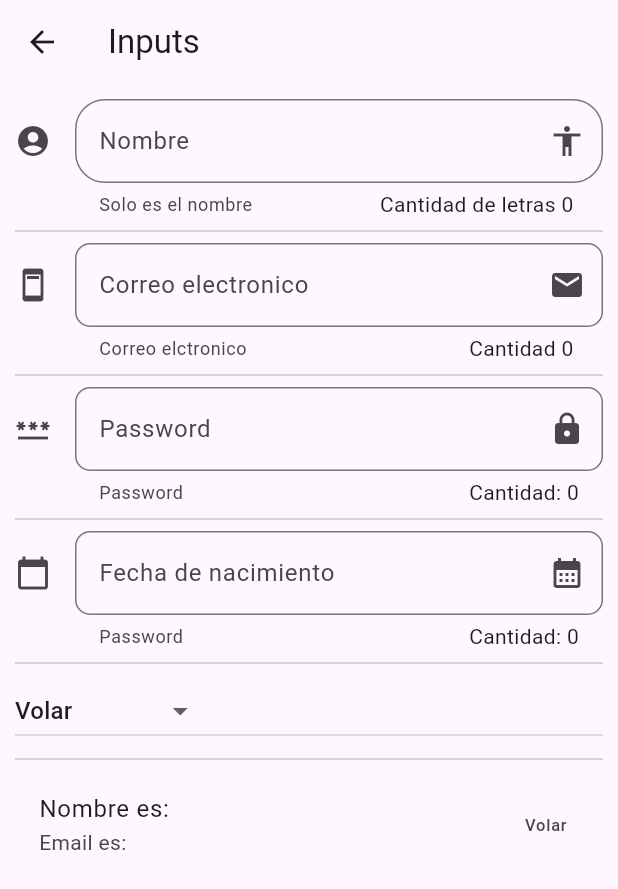
After one commit to MilthonB/Flutter-Basico, a Flutter app: the InputPage screen opened by its route, on a phone screen of 412 x 824 dp. The commit adds this screen. Shown: the top 889 px of the screen. Run offline on Flutter 3.47's test engine with Material 3 defaults, Android fonts, the phone set to English and light mode, and no system bars; network calls fail.

Commit message:
Nuevas paginas

```diff
--- a/componentes/lib/src/pages/card_page.dart
+++ b/componentes/lib/src/pages/card_page.dart
@@ -22,6 +22,10 @@ class CardPage extends StatelessWidget {
   Widget _cardTipo1() {
 
     return Card(
+      elevation: 3.0,
+      shape: RoundedRectangleBorder(
+        borderRadius: BorderRadius.all(Radius.circular(10.0))
+      ),
       child: Column(
         children: [
           ListTile(
@@ -45,6 +49,7 @@ class CardPage extends StatelessWidget {
   Widget _cardTipo2() {
 
     return Card(
+      clipBehavior: Clip.antiAlias, // para qe nada se salga de la tarjeta y respete los bordes de la card
       child: Column(
         children: [
           FadeInImage(
--- /dev/null
+++ b/componentes/lib/src/pages/input_page.dart
@@ -0,0 +1,210 @@
+import 'package:flutter/material.dart';
+
+
+class InputPage extends StatefulWidget {
+  const InputPage({super.key});
+
+  @override
+  State<InputPage> createState() => _InputPageState();
+}
+
+class _InputPageState extends State<InputPage> {
+
+  String _nombre = '';
+  String _email = '';
+  String _pass = '';
+  String _fecha = '';
+
+  String _opcionseleccionada = 'Volar';
+  TextEditingController _inoutFileDateController = TextEditingController();
+
+  List<String> _poderes = ['Volar','Rayoz x', 'Super Aliento', 'Super ferza'];
+
+  final decora =  InputDecoration(
+    border: OutlineInputBorder(
+      borderRadius: BorderRadius.circular(15.0)
+    )
+   );
+
+  @override
+  Widget build(BuildContext context) {
+    return Scaffold(
+      appBar: AppBar(
+        title: Text('Inputs'),
+      ),
+      body: ListView(
+        padding: EdgeInsets.symmetric(horizontal: 10.0, vertical: 10.0),
+        children: [
+          _createInput1(),
+          Divider(),
+          _crearEmail(),
+          Divider(),
+          _crearPass(),
+          Divider(),
+          _crearFecha(context),
+          Divider(),
+          _crearDropDown(),
+          Divider(),
+          _crearPersonas()
+        ],
+      ),
+    );
+  }
+
+  Widget _createInput1() {
+
+    return TextField(
+      autofocus: false,
+      textCapitalization: TextCapitalization.sentences,
+      decoration: InputDecoration(
+        border:OutlineInputBorder(
+          borderRadius: BorderRadius.circular(20)
+        ),
+        counter: Text('Cantidad de letras ${_nombre.length} '),
+        hintText: 'Nombre',
+        label: Text('Nombre'),
+        helperText: 'Solo es el nombre',
+        suffixIcon: Icon(Icons.accessibility),
+        icon: Icon(Icons.account_circle)
+      ),
+      onChanged: (valor){
+        setState(() {
+          _nombre = valor;
+
+        });
+
+      },
+    );
+
+  }
+
+  Widget _crearPersonas() {
+
+    return ListTile(
+      title: Text('Nombre es: $_nombre'),
+      subtitle: Text('Email es: $_email'),
+      trailing: Text(_opcionseleccionada),
+    );
+
+  }
+
+  Widget _crearEmail() {
+
+
+    return TextField(
+      keyboardType: TextInputType.emailAddress,
+      decoration: InputDecoration(
+        border: OutlineInputBorder(
+          borderRadius: BorderRadius.circular(10.0)
+        ),
+        icon: Icon(Icons.ad_units),
+        label: Text('Correo electronico'),
+        helperText: 'Correo elctronico',
+        suffixIcon: Icon(Icons.email),
+        hintText: 'Cantidad',
+        counter: Text('Cantidad ${_email.length} '),
+      ),
+      onChanged: (value) {
+        setState(() {
+        _email = value;
+        });
+      },
+    );
+  }
+
+  Widget _crearPass() {
+
+    return TextField(
+      // keyboardType: TextInputType.,
+      obscureText: true,
+      decoration: InputDecoration(
+        border: OutlineInputBorder(
+          borderRadius: BorderRadius.circular(10.0)
+        ),
+        icon: Icon(Icons.password),
+        label: Text('Password'),
+        suffixIcon: Icon(Icons.lock),
+        counter: Text( 'Cantidad: ${_pass.length}' ),
+        helperText: 'Password'
+      ),
+      onChanged: (value){
+        _pass = value;
+      },
+
+    );
+
+  }
+   Widget _crearFecha(BuildContext context){
+    return TextField(
+      controller: _inoutFileDateController,
+      enableInteractiveSelection: false,
+      decoration: InputDecoration(
+        border: OutlineInputBorder(
+          borderRadius: BorderRadius.circular(10.0)
+        ),
+        icon: Icon(Icons.calendar_today),
+        label: Text('Fecha de nacimiento'),
+        suffixIcon: Icon(Icons.calendar_month),
+        counter: Text( 'Cantidad: ${_pass.length}' ),
+        helperText: 'Password'
+      ),
+      onTap: (){
+        FocusScope.of(context).requestFocus(new FocusNode());
+
+        _selectDate(context);
+
+      },
+
+    );
+   }
+
+     void _selectDate(BuildContext context) async{
+
+      DateTime? pick = await showDatePicker(
+        context: context,
+        initialDate:  DateTime.now(),
+        firstDate: DateTime(2012),
+        lastDate: DateTime(2050),
+        locale: Locale('es','ES')
+      );
+
+      if( pick != null ){
+        setState(() {
+          _fecha = pick.toString();
+          _inoutFileDateController.text = _fecha;
+        });
+      }
+
+     }
+
+        List<DropdownMenuItem<String>> getOpciones()  {
+
+            List<DropdownMenuItem<String>> lista = [];
+
+            _poderes.forEach((pdoer){
+              lista.add(DropdownMenuItem(
+                child: Text(pdoer),
+                value: pdoer,
+                ));
+            });
+
+            return lista;
+        }
+
+
+
+       Widget _crearDropDown() {
+
+
+        return DropdownButton(
+          value: _opcionseleccionada,
+          items: getOpciones(),
+          onChanged: (value){
+            setState(() {
+              _opcionseleccionada = value!;
+            });
+          },
+          );
+
+       }
+}
--- a/componentes/lib/src/utils/icon_string_utils.dart
+++ b/componentes/lib/src/utils/icon_string_utils.dart
@@ -4,7 +4,11 @@ import 'package:flutter/material.dart';
 final _Icon = <String, IconData>{
   'add_alert'    : Icons.add_alert,
   'accessibility': Icons.accessibility,
-  'folder_open'  : Icons.folder_open
+  'folder_open'  : Icons.folder_open,
+  'donut_large'  : Icons.donut_large,
+  'input'        : Icons.input,
+  'tune'         : Icons.tune,
+  'list'         : Icons.list_alt,
 };
 
 
--- a/componentes/pubspec.yaml
+++ b/componentes/pubspec.yaml
@@ -29,6 +29,9 @@ environment:
 # versions available, run `flutter pub outdated`.
 dependencies:
   flutter:
+    sdk: flutter
+
+  flutter_localizations:
     sdk: flutter
 
 
```
Also changed, not shown: componentes/data/menu_opts.json (+21 -0 lines), componentes/lib/main.dart (+12 -1 lines), componentes/lib/src/pages/alert_page.dart (+43 -0 lines), componentes/lib/src/pages/animated_container.dart (added, +58 -0 lines), componentes/lib/src/pages/avatar_page.dart (+38 -1 lines), componentes/lib/src/pages/listview_page.dart (added, +46 -0 lines), componentes/lib/src/pages/slider_page.dart (added, +97 -0 lines), componentes/lib/src/routes/routes.dart (+11 -3 lines), componentes/pubspec.lock.
